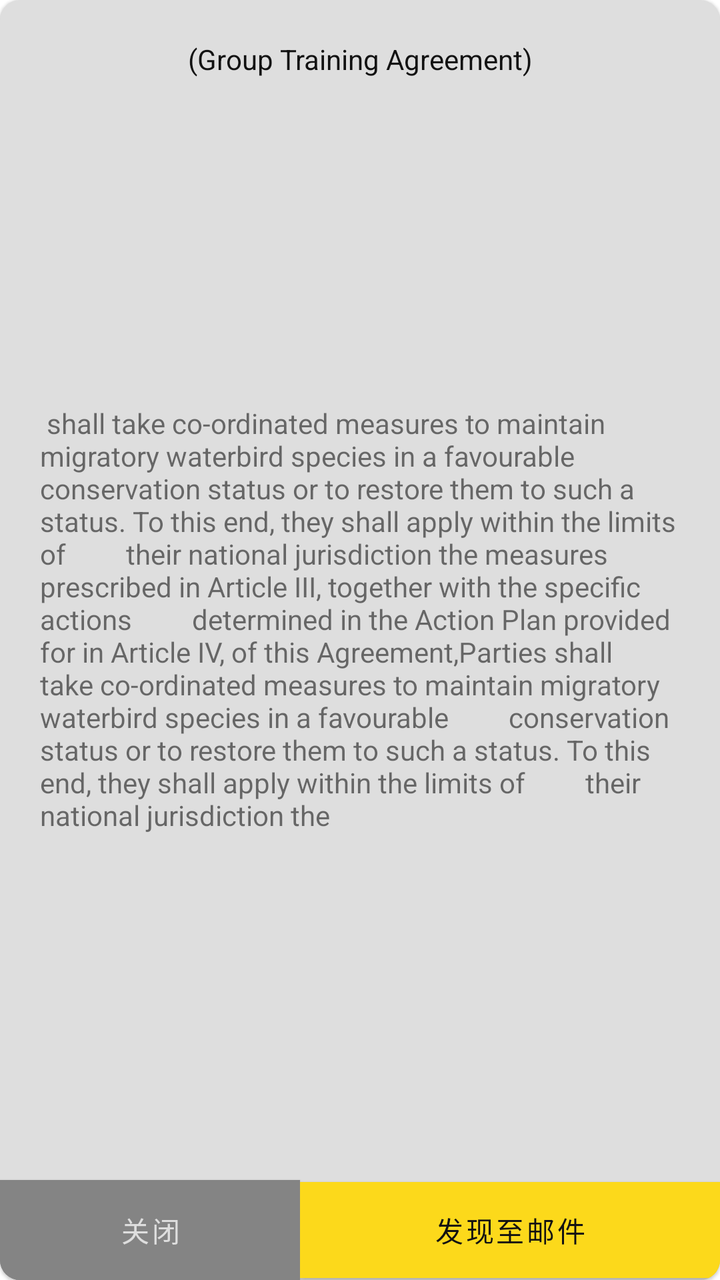
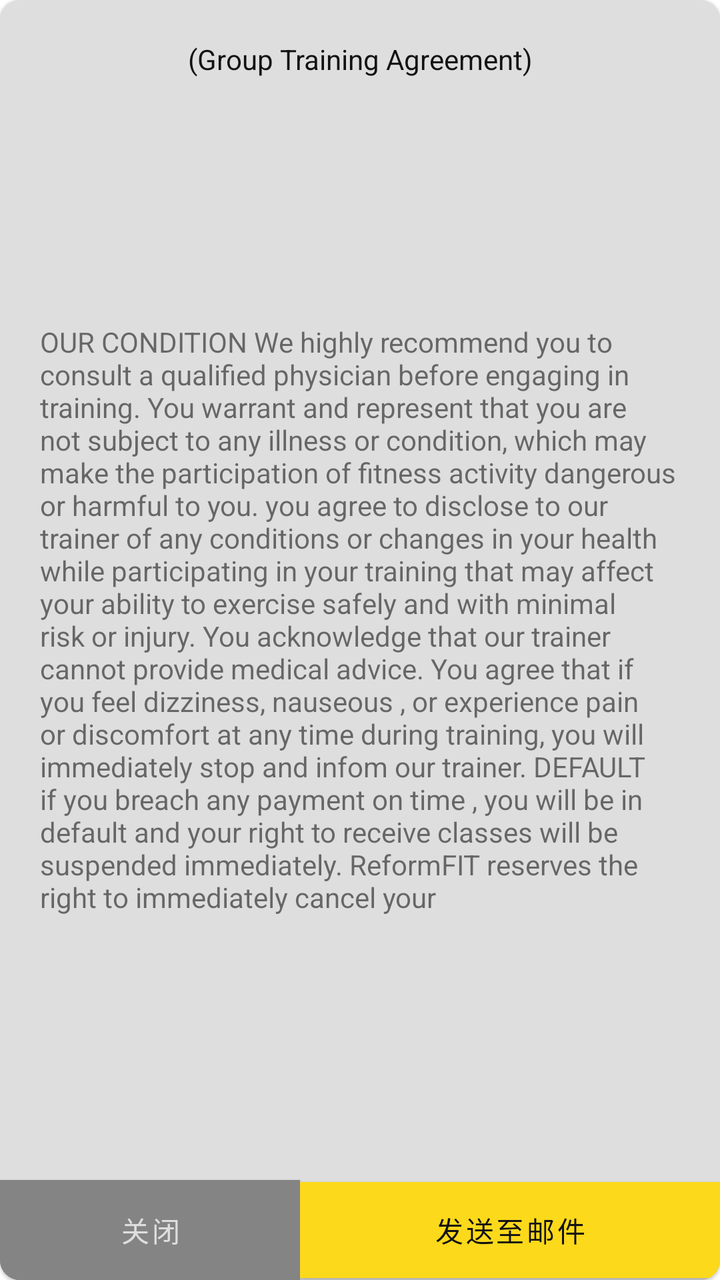

The first picture is an Android layout as it rendered before a commit; the second is the same layout after the commit. The layout source and the unified diff follow.
<!-- AndroidManifest.xml: application theme Theme.ReformfitApp.NoActionBar -->
<!-- res/layout/agreement_pop_up.xml -->
<?xml version="1.0" encoding="utf-8"?>
<com.google.android.material.card.MaterialCardView xmlns:android="http://schemas.android.com/apk/res/android"
    xmlns:tools="http://schemas.android.com/tools"
    android:layout_width="300dp"
    android:layout_height="wrap_content"
    xmlns:app="http://schemas.android.com/apk/res-auto"

    app:cardBackgroundColor="@color/white"
    app:cardCornerRadius="10dp"



    >
    <androidx.constraintlayout.widget.ConstraintLayout
        android:layout_width="match_parent"
        android:layout_height="match_parent">

        <androidx.constraintlayout.widget.Guideline
            android:id="@+id/titleGuideline"
            android:layout_width="wrap_content"
            android:layout_height="wrap_content"
            android:orientation="horizontal"
            app:layout_constraintGuide_begin="20dp"
             />


        <TextView
            android:id="@+id/popup_title"
            android:layout_width="wrap_content"
            android:layout_height="wrap_content"
            android:layout_marginBottom="70dp"
            android:text="(Group Training Agreement)"
            android:textColor="@color/black"
            app:layout_constraintBottom_toTopOf="@+id/buttonHeight"
            app:layout_constraintEnd_toEndOf="parent"
            app:layout_constraintStart_toStartOf="parent"
            app:layout_constraintTop_toTopOf="@id/titleGuideline"
            app:layout_constraintVertical_bias="0.0" />

        <TextView
            android:id="@+id/main_text"
            android:layout_width="0dp"
            android:layout_height="wrap_content"
            android:layout_marginHorizontal="20dp"
            android:layout_marginTop="20dp"
            android:layout_marginBottom="30dp"
            app:layout_constraintBottom_toTopOf="@+id/buttonHeight"
            app:layout_constraintEnd_toEndOf="parent"
            app:layout_constraintStart_toStartOf="parent"
            app:layout_constraintTop_toBottomOf="@+id/popup_title"
            android:text=" shall take co-ordinated measures to maintain migratory waterbird species in a favourable
        conservation status or to restore them to such a status. To this end, they shall apply within the limits of
        their national jurisdiction the measures prescribed in Article III, together with the specific actions
        determined in the Action Plan provided for in Article IV, of this Agreement,Parties shall take co-ordinated measures to maintain migratory waterbird species in a favourable
        conservation status or to restore them to such a status. To this end, they shall apply within the limits of
        their national jurisdiction the "/>




        <androidx.constraintlayout.widget.Guideline
            android:layout_width="wrap_content"
            android:layout_height="wrap_content"
            app:layout_constraintGuide_begin="150dp"
            android:orientation="vertical"
            android:id="@+id/vertMidline"/>

        <androidx.constraintlayout.widget.Guideline
            android:id="@+id/buttonHeight"
            android:layout_width="wrap_content"
            android:layout_height="wrap_content"
            android:orientation="horizontal"
            app:layout_constraintGuide_end="50dp" />

        <com.google.android.material.button.MaterialButton
            android:layout_width="0dp"
            android:layout_height="0dp"
            app:layout_constraintStart_toStartOf="parent"
            app:layout_constraintEnd_toStartOf="@id/vertMidline"
            app:layout_constraintBottom_toBottomOf="parent"
            app:layout_constraintTop_toTopOf="@id/buttonHeight"
            android:insetTop="0dp"
            android:insetBottom="0dp"
            app:cornerRadius="0dp"
            android:backgroundTint="@color/grey"
            android:textColor="@color/white"
            android:text="关闭"
            android:id="@+id/cancel_button"/>

        <com.google.android.material.button.MaterialButton
            android:layout_width="0dp"
            android:layout_height="wrap_content"
            app:layout_constraintStart_toStartOf="@id/vertMidline"
            app:layout_constraintEnd_toEndOf="parent"
            app:layout_constraintBottom_toBottomOf="parent"
            app:layout_constraintTop_toTopOf="@id/buttonHeight"
            android:insetTop="0dp"
            android:insetBottom="0dp"
            app:cornerRadius="0dp"
            android:backgroundTint="@color/yellow"
            android:textColor="@color/black"
            android:text="发现至邮件"
            android:id="@+id/confirm_button"
            />





    </androidx.constraintlayout.widget.ConstraintLayout>

</com.google.android.material.card.MaterialCardView>
<!-- resources referenced by this layout -->
<resources>
  <color name="black">#121212</color>
  <color name="grey">#848484</color>
  <color name="white">#dedede</color>
  <color name="yellow">#fcd91b</color>
  <style name="Theme.ReformfitApp.NoActionBar">
          <item name="windowActionBar">false</item>
          <item name="windowNoTitle">true</item>
      </style>
</resources>

<!-- the commit's change to res/layout/agreement_pop_up.xml (unified diff, before → after) -->
@@ -48,12 +48,7 @@
             app:layout_constraintEnd_toEndOf="parent"
             app:layout_constraintStart_toStartOf="parent"
             app:layout_constraintTop_toBottomOf="@+id/popup_title"
-            android:text=" shall take co-ordinated measures to maintain migratory waterbird species in a favourable
-        conservation status or to restore them to such a status. To this end, they shall apply within the limits of
-        their national jurisdiction the measures prescribed in Article III, together with the specific actions
-        determined in the Action Plan provided for in Article IV, of this Agreement,Parties shall take co-ordinated measures to maintain migratory waterbird species in a favourable
-        conservation status or to restore them to such a status. To this end, they shall apply within the limits of
-        their national jurisdiction the "/>
+            android:text="@string/dialog_agreement_content"/>
 
 
 
@@ -84,7 +79,7 @@
             app:cornerRadius="0dp"
             android:backgroundTint="@color/grey"
             android:textColor="@color/white"
-            android:text="关闭"
+            android:text="@string/dialog_agreement_cancel"
             android:id="@+id/cancel_button"/>
 
         <com.google.android.material.button.MaterialButton
@@ -99,7 +94,7 @@
             app:cornerRadius="0dp"
             android:backgroundTint="@color/yellow"
             android:textColor="@color/black"
-            android:text="发现至邮件"
+            android:text="@string/dialog_agreement_confirm"
             android:id="@+id/confirm_button"
             />
 
<!-- resource entries referenced after the edit -->
@@ -4,6 +4,14 @@
   <color name="grey">#848484</color>
   <color name="white">#dedede</color>
   <color name="yellow">#fcd91b</color>
+  <string name="dialog_agreement_cancel">关闭</string>
+  <string name="dialog_agreement_confirm">发送至邮件</string>
+  <string name="dialog_agreement_content">OUR CONDITION We highly recommend you to consult a qualified physician before engaging in training.
+          You warrant and represent that you are not subject to any illness or condition, which may make the participation of fitness activity dangerous or harmful
+          to you. you agree to disclose to our trainer of any conditions or changes in your health while participating in your training that may affect your ability
+          to exercise safely and with minimal risk or injury. You acknowledge that our trainer cannot provide medical advice. You agree that if you feel dizziness, nauseous
+          , or experience pain or discomfort at any time during training, you will immediately stop  and infom our trainer. DEFAULT if you breach any payment on time
+          , you will be in default and your right to receive classes will be suspended immediately. ReformFIT reserves the right to immediately cancel your</string>
   <style name="Theme.ReformfitApp.NoActionBar">
           <item name="windowActionBar">false</item>
           <item name="windowNoTitle">true</item>
